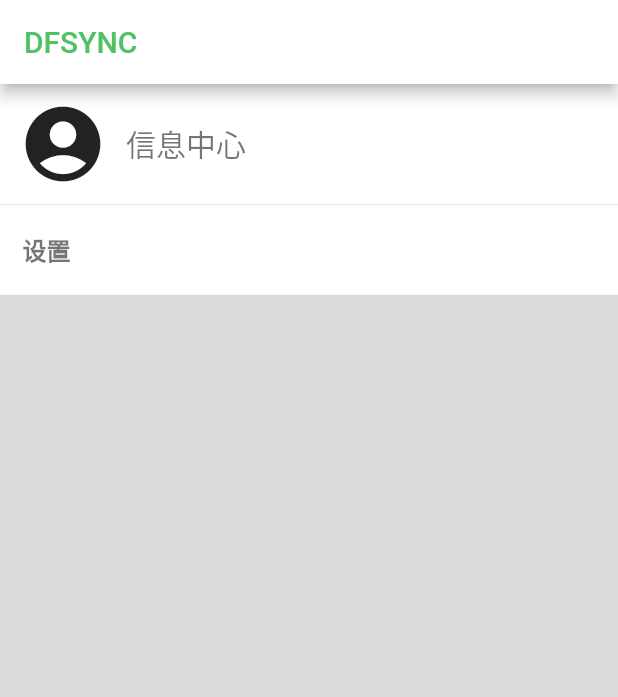
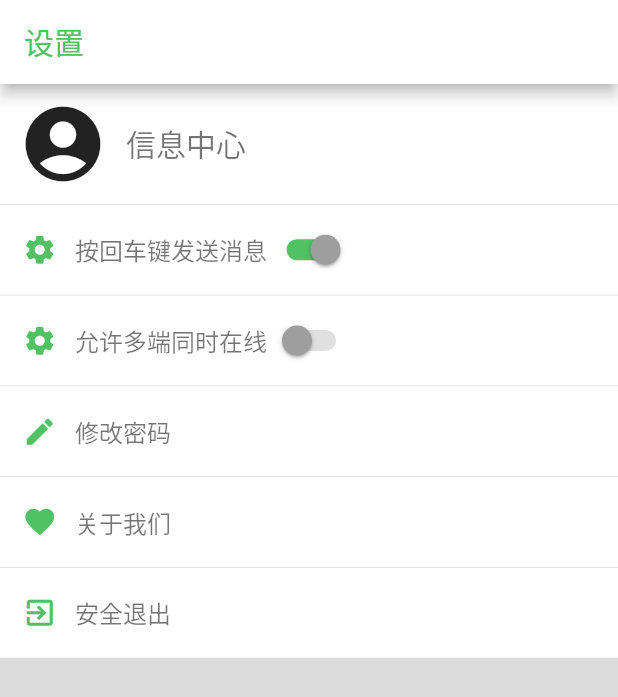
Before and after one commit to Reteyery/dfchat, a Flutter app: the MineDart screen opened directly, on a phone screen of 412 x 824 dp. Shown: the top 697 px of the screen. Run offline on Flutter 3.47's test engine with Material 2 defaults, Android fonts, the phone set to English and light mode, and no system bars; our stand-ins replace google_fonts.

Commit message:
Add setting detail

```diff
--- a/lib/navi/mine.dart
+++ b/lib/navi/mine.dart
@@ -16,7 +16,7 @@ class _MinePageState extends State<MineDart>{
     return Scaffold(
       appBar: AppBar(
         automaticallyImplyLeading: false,//隐藏返回按钮
-        title: Text("DFSYNC",
+        title: Text("设置",
         style: TextStyle(
           color: Const.C_GREEN,
 //          fontWeight: FontWeight.bold,
@@ -47,19 +47,116 @@ class _MinePageState extends State<MineDart>{
               ),
             ),
             new Container(
+                height: 60,
+                width: MediaQuery.of(context).size.width,
+                color: Colors.white,
+                margin: EdgeInsets.only(top:0.5),
+                padding: EdgeInsets.only(left: 15),
+                alignment: Alignment.centerLeft,
+                child: new Row(
+                  children: <Widget>[
+                    new Icon(Icons.settings, size: 23, color: Const.C_GREEN),
+                    Padding(padding: EdgeInsets.only(left: 12)),
+                    new Text("按回车键发送消息",
+                      textAlign: TextAlign.start,
+                      style: TextStyle(
+                        fontSize: 16,
+                        color: Colors.black54,
+                      ),),
+                    new Switch(value: true,
+                      onChanged: null,
+                      inactiveThumbColor: Colors.grey,
+                      activeColor: Const.C_GREEN,
+                      activeTrackColor: Const.C_GREEN
+                    )
+                  ],
+                )
+            ),
+            new Container(
+                height: 60,
+                width: MediaQuery.of(context).size.width,
+                color: Colors.white,
+                margin: EdgeInsets.only(top:0.5),
+                padding: EdgeInsets.only(left: 15),
+                alignment: Alignment.centerLeft,
+                child: new Row(
+                  children: <Widget>[
+                    new Icon(Icons.settings, size: 23, color: Const.C_GREEN),
+                    Padding(padding: EdgeInsets.only(left: 12)),
+                    new Text("允许多端同时在线",
+                      textAlign: TextAlign.start,
+                      style: TextStyle(
+                        fontSize: 16,
+                        color: Colors.black54,
+                      ),),
+                    new Switch(value: false,
+                      onChanged: null,
+                      inactiveThumbColor: Colors.grey,
+                      activeColor: Const.C_GREEN,
+                      activeTrackColor: Const.C_GREEN
+                    )
+                  ],
+                )
+            ),
+            new Container(
               height: 60,
               width: MediaQuery.of(context).size.width,
               color: Colors.white,
               margin: EdgeInsets.only(top:0.5),
               padding: EdgeInsets.only(left: 15),
               alignment: Alignment.centerLeft,
-              child: new Text("设置",
-                textAlign: TextAlign.start,
-                style: TextStyle(
-                    fontSize: 16,
-                    color: Colors.black54,
-                    fontWeight: FontWeight.bold
-                ),),
+                child: new Row(
+                  children: <Widget>[
+                    new Icon(Icons.mode_edit, size: 23, color: Const.C_GREEN),
+                    Padding(padding: EdgeInsets.only(left: 12)),
+                    new Text("修改密码",
+                      textAlign: TextAlign.start,
+                      style: TextStyle(
+                          fontSize: 16,
+                          color: Colors.black54,
+                      ),),
+                  ],
+                )
+            ),
+            new Container(
+              height: 60,
+              width: MediaQuery.of(context).size.width,
+              color: Colors.white,
+              margin: EdgeInsets.only(top:0.5),
+              padding: EdgeInsets.only(left: 15),
+              alignment: Alignment.centerLeft,
+                child: new Row(
+                  children: <Widget>[
+                    new Icon(Icons.favorite, size: 23, color: Const.C_GREEN),
+                    Padding(padding: EdgeInsets.only(left: 12)),
+                    new Text("关于我们",
+                      textAlign: TextAlign.start,
+                      style: TextStyle(
+                          fontSize: 16,
+                          color: Colors.black54,
+                      ),),
+                  ],
+                )
+            ),
+            new Container(
+              height: 60,
+              width: MediaQuery.of(context).size.width,
+              color: Colors.white,
+              margin: EdgeInsets.only(top:0.5),
+              padding: EdgeInsets.only(left: 15),
+              alignment: Alignment.centerLeft,
+              child: new Row(
+                children: <Widget>[
+                  new Icon(Icons.exit_to_app, size: 23, color: Const.C_GREEN),
+                  Padding(padding: EdgeInsets.only(left: 12)),
+                  new Text("安全退出",
+                    textAlign: TextAlign.start,
+                    style: TextStyle(
+                        fontSize: 16,
+                        color: Colors.black54,
+                    ),),
+                ],
+              )
             ),
           ],
         ),
```
